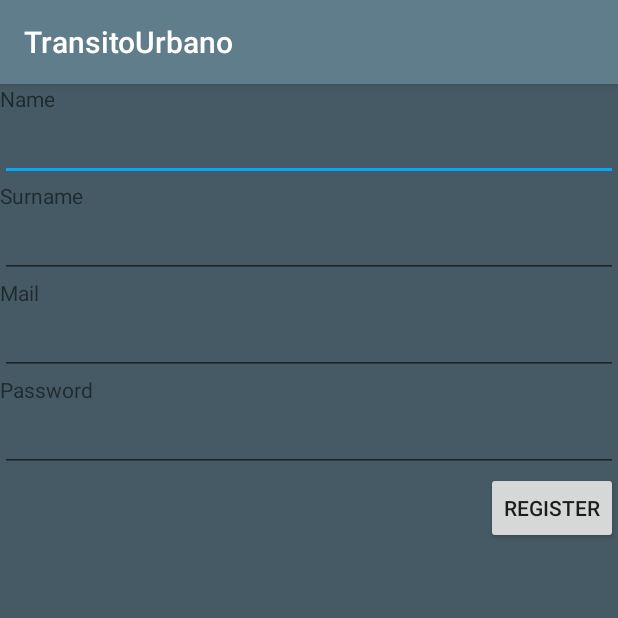
After one commit to ndfsa/TransitoUrbano, an Android app: the RegisterActivity screen opened directly, with no data from a screen before it, on a phone screen of 412 x 824 dp, the top half of it. The commit adds this screen. Run offline under Robolectric (Android 15) with nearby library versions, the phone set to English and light mode, and no system bars.

Commit message:
Register activity (Sin funcionalidad)

```diff
--- a/app/src/main/AndroidManifest.xml
+++ b/app/src/main/AndroidManifest.xml
@@ -22,6 +22,9 @@
         </activity>
 
         <activity android:name=".ui.activities.MainActivity"></activity>
+
+        <activity android:name=".ui.activities.RegisterActivity"></activity>
+
     </application>
 
 </manifest>
--- a/app/src/main/java/edu/upb/transitourbano/ui/activities/LoginActivity.java
+++ b/app/src/main/java/edu/upb/transitourbano/ui/activities/LoginActivity.java
@@ -77,6 +77,16 @@ public class LoginActivity extends AppCompatActivity {
                 }
             }
         });
+
+        this.registerButton.setOnClickListener(new View.OnClickListener() {
+            @Override
+            public void onClick(View v) {
+                Intent i = new Intent(context, RegisterActivity.class);
+                startActivity(i);
+            }
+        });
+
+
     }
 
 }
--- /dev/null
+++ b/app/src/main/java/edu/upb/transitourbano/ui/activities/RegisterActivity.java
@@ -0,0 +1,16 @@
+package edu.upb.transitourbano.ui.activities;
+
+import android.os.Bundle;
+
+import androidx.annotation.Nullable;
+import androidx.appcompat.app.AppCompatActivity;
+
+import edu.upb.transitourbano.R;
+
+public class RegisterActivity extends AppCompatActivity {
+    @Override
+    protected void onCreate(@Nullable Bundle savedInstanceState) {
+        super.onCreate(savedInstanceState);
+        setContentView(R.layout.activity_register);
+    }
+}
--- /dev/null
+++ b/app/src/main/res/layout/activity_register.xml
@@ -0,0 +1,68 @@
+<?xml version="1.0" encoding="utf-8"?>
+<LinearLayout xmlns:android="http://schemas.android.com/apk/res/android"
+    android:layout_width="match_parent"
+    android:layout_height="match_parent"
+    android:background="@color/colorPrimary_dark"
+    android:orientation="vertical">
+
+    <TextView
+        android:id="@+id/nameTextView"
+        android:layout_width="match_parent"
+        android:layout_height="wrap_content"
+        android:text="Name" />
+
+    <EditText
+        android:id="@+id/nameEditText"
+        android:layout_width="match_parent"
+        android:layout_height="wrap_content"
+        android:ems="10"
+        android:inputType="textPersonName" />
+
+    <TextView
+        android:id="@+id/surnameTextView"
+        android:layout_width="match_parent"
+        android:layout_height="wrap_content"
+        android:text="Surname" />
+
+    <EditText
+        android:id="@+id/surnameEditText"
+        android:layout_width="match_parent"
+        android:layout_height="wrap_content"
+        android:ems="10"
+        android:inputType="textPersonName" />
+
+    <TextView
+        android:id="@+id/mailTextView"
+        android:layout_width="match_parent"
+        android:layout_height="wrap_content"
+        android:text="Mail" />
+
+    <EditText
+        android:id="@+id/mailEditText"
+        android:layout_width="match_parent"
+        android:layout_height="wrap_content"
+        android:ems="10"
+        android:inputType="textEmailAddress" />
+
+    <TextView
+        android:id="@+id/passwordTextView"
+        android:layout_width="match_parent"
+        android:layout_height="wrap_content"
+        android:text="Password" />
+
+
+    <EditText
+        android:id="@+id/passwordEditText"
+        android:layout_width="match_parent"
+        android:layout_height="wrap_content"
+        android:ems="10"
+        android:inputType="textPassword" />
+
+    <Button
+        android:id="@+id/registerButton"
+        android:layout_width="wrap_content"
+        android:layout_height="wrap_content"
+        android:layout_gravity="right"
+        android:text="Register" />
+
+</LinearLayout>
```
